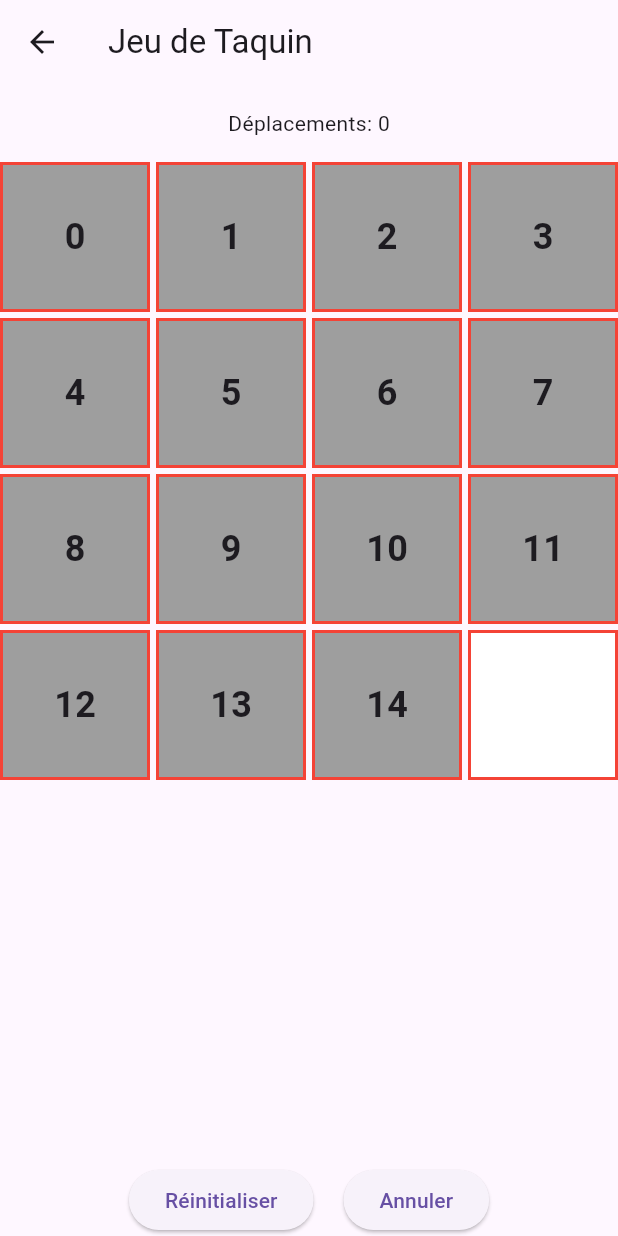
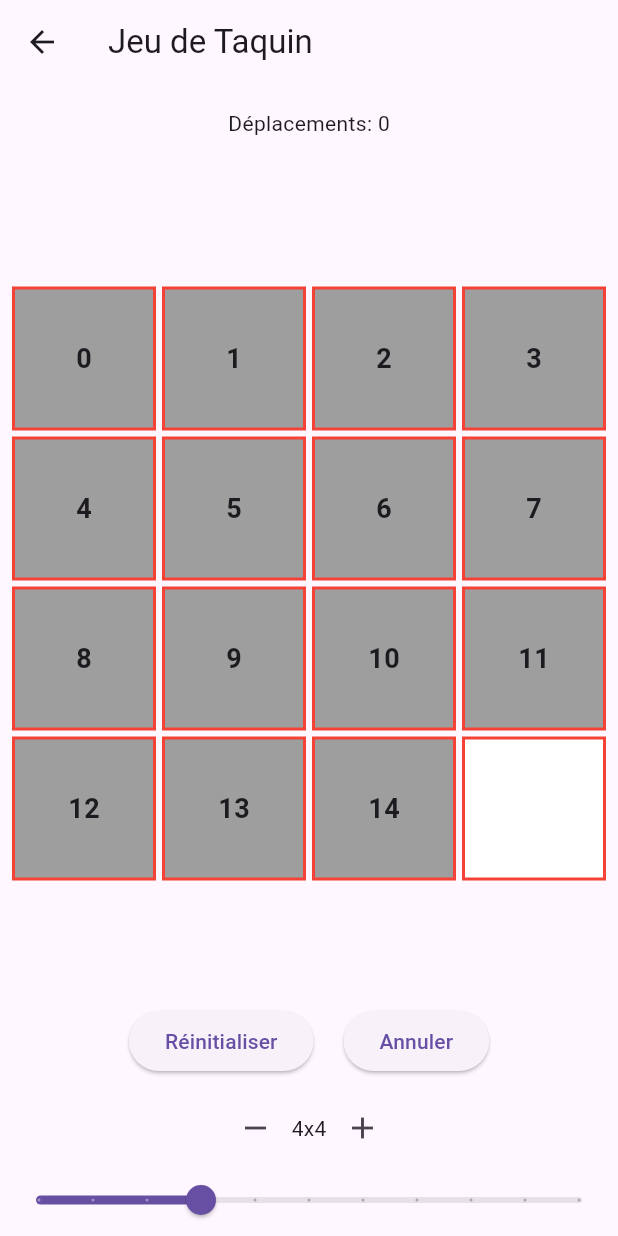
Before and after one commit to Shiyun22/AMSE, a Flutter app: the TaquinGamePage screen opened directly, after a tap on "Réinitialiser", on a phone screen of 412 x 824 dp. Run offline on Flutter 3.47's test engine with Material 3 defaults, Android fonts, the phone set to English and light mode, and no system bars.

Commit message:
更新代码

```diff
--- a/tp2/lib/main.dart
+++ b/tp2/lib/main.dart
@@ -61,6 +61,7 @@ class ExerciseCard extends StatelessWidget {
 }
 
 
+
 class TaquinGamePage extends StatefulWidget {
   @override
   _TaquinGamePageState createState() => _TaquinGamePageState();
@@ -68,6 +69,7 @@ class TaquinGamePage extends StatefulWidget {
 
 class _TaquinGamePageState extends State<TaquinGamePage> {
   int gridSize = 4;
+  int shuffleMoves = 30;
   List<int> tiles = [];
   int emptyTileIndex = 0;
   int moveCount = 0;
@@ -84,11 +86,12 @@ class _TaquinGamePageState extends State<TaquinGamePage> {
     emptyTileIndex = tiles.length - 1;
     _shuffleTiles();
     moveCount = 0;
+    previousMoves.clear();
     setState(() {});
   }
 
   void _shuffleTiles() {
-    for (int i = 0; i < gridSize * gridSize * 10; i++) {
+    for (int i = 0; i < shuffleMoves; i++) {
       List<int> validMoves = _getValidMoves();
       int swapIndex = validMoves[math.Random().nextInt(validMoves.length)];
       _swapTiles(swapIndex, emptyTileIndex, record: false);
@@ -111,8 +114,9 @@ class _TaquinGamePageState extends State<TaquinGamePage> {
       if (record) {
         previousMoves.add(List.from(tiles));
       }
-      tiles[emptyIndex] = tiles[tileIndex];
-      tiles[tileIndex] = gridSize * gridSize - 1;
+      int temp = tiles[tileIndex];
+      tiles[tileIndex] = tiles[emptyIndex];
+      tiles[emptyIndex] = temp;
       emptyTileIndex = tileIndex;
       moveCount++;
     });
@@ -160,17 +164,52 @@ class _TaquinGamePageState extends State<TaquinGamePage> {
     }
   }
 
+  void _increaseGridSize() {
+    if (gridSize < 9) {
+      setState(() {
+        gridSize++;
+        _initializeGame();
+      });
+    }
+  }
+
+  void _decreaseGridSize() {
+    if (gridSize > 2) {
+      setState(() {
+        gridSize--;
+        _initializeGame();
+      });
+    }
+  }
+
+  void _updateShuffleMoves(int moves) {
+    setState(() {
+      shuffleMoves = moves;
+      _initializeGame();
+    });
+  }
+
   @override
   Widget build(BuildContext context) {
+    double screenWidth = MediaQuery.of(context).size.width;
+    double screenHeight = MediaQuery.of(context).size.height - 200;
+    double boardSize = math.min(screenWidth, screenHeight * 0.7);
+
     return Scaffold(
       appBar: AppBar(title: Text("Jeu de Taquin")),
       body: Column(
+        mainAxisAlignment: MainAxisAlignment.spaceBetween,
         children: [
           Padding(
             padding: const EdgeInsets.all(16.0),
             child: Text("Déplacements: $moveCount"),
           ),
           Expanded(
+            child: Center(
+              child: Container(
+                width: boardSize,
+                height: boardSize,
+                padding: EdgeInsets.all(8.0),
                 child: GridView.builder(
                   gridDelegate: SliverGridDelegateWithFixedCrossAxisCount(
                     crossAxisCount: gridSize,
@@ -193,7 +232,7 @@ class _TaquinGamePageState extends State<TaquinGamePage> {
                               ? SizedBox.shrink()
                               : Text(
                                   "${tiles[index]}",
-                              style: TextStyle(fontSize: 24, fontWeight: FontWeight.bold),
+                                  style: TextStyle(fontSize: 18, fontWeight: FontWeight.bold),
                                 ),
                         ),
                       ),
@@ -201,6 +240,10 @@ class _TaquinGamePageState extends State<TaquinGamePage> {
                   },
                 ),
               ),
+            ),
+          ),
+          Column(
+            children: [
               Row(
                 mainAxisAlignment: MainAxisAlignment.center,
                 children: [
@@ -209,16 +252,36 @@ class _TaquinGamePageState extends State<TaquinGamePage> {
                   ElevatedButton(onPressed: _undoMove, child: Text("Annuler")),
                 ],
               ),
+              SizedBox(height: 10),
+              Row(
+                mainAxisAlignment: MainAxisAlignment.center,
+                children: [
+                  IconButton(
+                    icon: Icon(Icons.remove),
+                    onPressed: _decreaseGridSize,
+                  ),
+                  Text("${gridSize}x${gridSize}"),
+                  IconButton(
+                    icon: Icon(Icons.add),
+                    onPressed: _increaseGridSize,
+                  ),
+                ],
+              ),
+              Slider(
+                value: shuffleMoves.toDouble(),
+                min: 1,
+                max: 100,
+                divisions: 10,
+                label: "Difficulté: $shuffleMoves",
+                onChanged: (value) => _updateShuffleMoves(value.toInt()),
+              ),
+            ],
+          ),
         ],
       ),
     );
   }
 }
-
-
-
-
-
 
 
 
```
Lines whose indentation alone changed are shown as unchanged.
